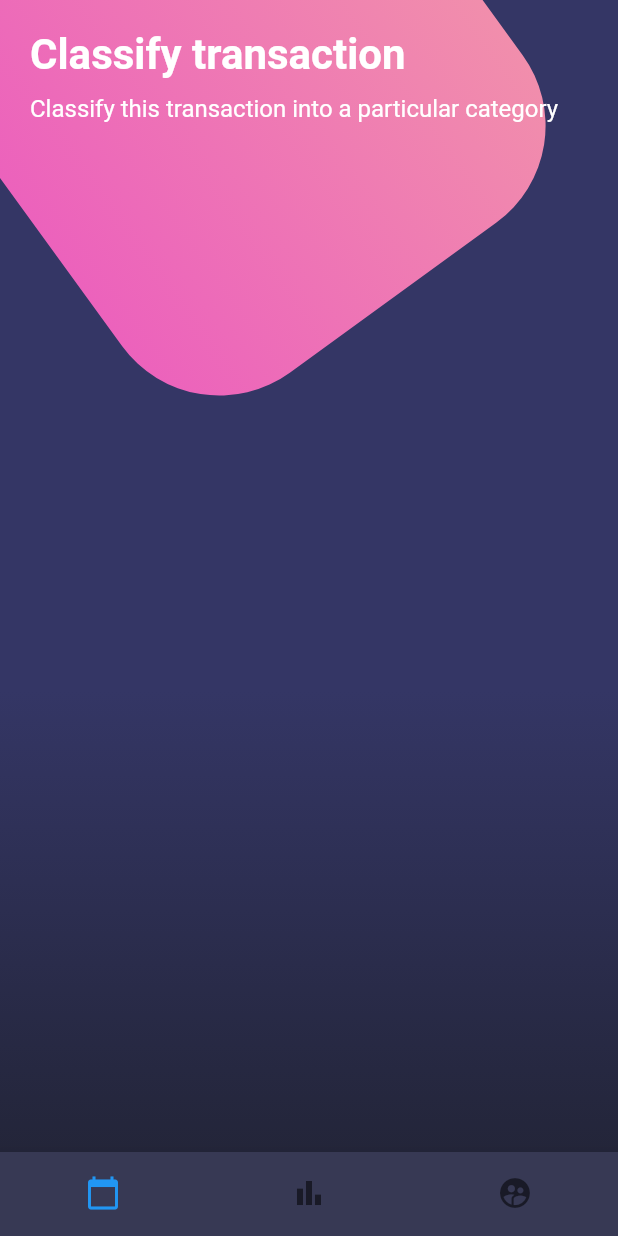
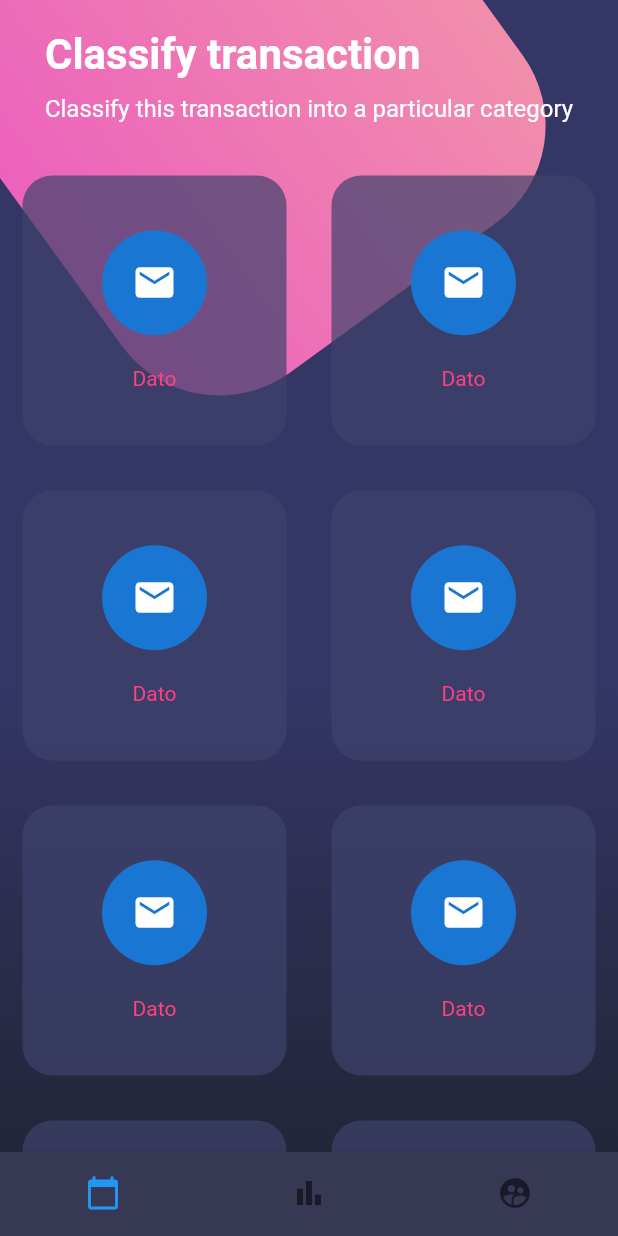
Before and after one commit to CodingCarnage/CursoFlutter_FH_Disenos, a Flutter app: the screen it shows after launch, on a phone screen of 412 x 824 dp. Run offline on Flutter 3.47's test engine with Material 2 defaults, Android fonts, the phone set to English and light mode, and no system bars.

Commit message:
Creación de los botones en un Table

```diff
--- a/lib/src/pages/menu_page.dart
+++ b/lib/src/pages/menu_page.dart
@@ -15,6 +15,7 @@ class MenuPage extends StatelessWidget {
             child: Column(
               children: <Widget>[
                 _title(),
+                _buttons(),
               ],
             ),
           ),
@@ -77,7 +78,9 @@ class MenuPage extends StatelessWidget {
                 fontWeight: FontWeight.bold,
               ),
             ),
-            const SizedBox(height: 10.0,),
+            const SizedBox(
+              height: 10.0,
+            ),
             Text(
               'Classify this transaction into a particular category',
               style: TextStyle(
@@ -94,19 +97,70 @@ class MenuPage extends StatelessWidget {
   Widget _bottomNavigationBar(BuildContext context) {
     return Theme(
       data: Theme.of(context).copyWith(
-        canvasColor: Color.fromRGBO(55, 57, 84, 1.0),
-        primaryColor: Colors.pinkAccent,
-        textTheme: Theme.of(context).textTheme.copyWith(
-          caption: TextStyle(color: Color.fromRGBO(116, 117, 152, 1.0))
-        )
-      ),
+          canvasColor: Color.fromRGBO(55, 57, 84, 1.0),
+          primaryColor: Colors.pinkAccent,
+          textTheme: Theme.of(context).textTheme.copyWith(
+              caption: TextStyle(color: Color.fromRGBO(116, 117, 152, 1.0)))),
       child: BottomNavigationBar(
         showSelectedLabels: false,
         showUnselectedLabels: false,
         items: <BottomNavigationBarItem>[
           BottomNavigationBarItem(icon: Icon(Icons.calendar_today), label: ''),
           BottomNavigationBarItem(icon: Icon(Icons.bar_chart), label: ''),
-          BottomNavigationBarItem(icon: Icon(Icons.supervised_user_circle), label: ''),
+          BottomNavigationBarItem(
+              icon: Icon(Icons.supervised_user_circle), label: ''),
+        ],
+      ),
+    );
+  }
+
+  Widget _buttons() {
+    return Table(
+      children: <TableRow>[
+        TableRow(children: <Widget>[
+          _createButton(),
+          _createButton(),
+        ]),
+        TableRow(children: <Widget>[
+          _createButton(),
+          _createButton(),
+        ]),
+        TableRow(children: <Widget>[
+          _createButton(),
+          _createButton(),
+        ]),
+        TableRow(children: <Widget>[
+          _createButton(),
+          _createButton(),
+        ]),
+      ],
+    );
+  }
+
+  Widget _createButton() {
+    return Container(
+      height: 180.0,
+      margin: const EdgeInsets.all(15.0),
+      decoration: BoxDecoration(
+          color: Color.fromRGBO(62, 66, 107, 0.7),
+          borderRadius: BorderRadius.circular(20.0)),
+      child: Column(
+        mainAxisAlignment: MainAxisAlignment.spaceAround,
+        children: <Widget>[
+          const SizedBox(height: 5.0),
+          CircleAvatar(
+            radius: 35.0,
+            child: Icon(
+              Icons.mail,
+              color: Colors.white,
+              size: 30.0,
+            ),
+          ),
+          Text(
+            'Dato',
+            style: TextStyle(color: Colors.pinkAccent),
+          ),
+          const SizedBox(height: 5.0),
         ],
       ),
     );
```
